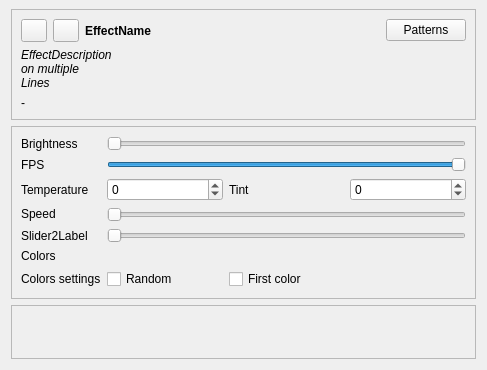
cgytrus/OpenRGBEffectsPlugin, file OpenRGBEffectPage.ui: the form before one commit.
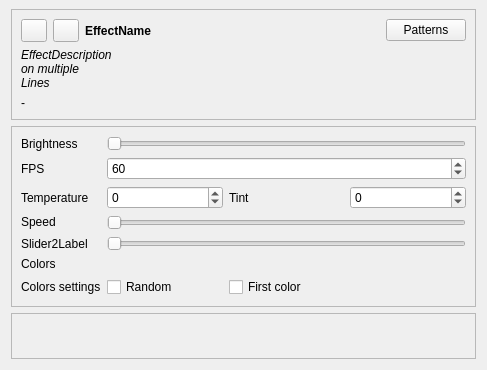
The form after the commit. Custom widgets are drawn as their Qt base class.

Diff of the .ui file:
```diff
--- a/OpenRGBEffectPage.ui
+++ b/OpenRGBEffectPage.ui
@@ -288,19 +288,16 @@
          </widget>
         </item>
         <item row="3" column="1" colspan="3">
-         <widget class="QTooltipedSlider" name="FPS_slider">
+         <widget class="QSpinBox" name="FPS_slider">
           <property name="minimum">
            <number>1</number>
           </property>
           <property name="maximum">
-           <number>60</number>
+           <number>360</number>
           </property>
           <property name="value">
            <number>60</number>
           </property>
-          <property name="orientation">
-           <enum>Qt::Horizontal</enum>
-          </property>
          </widget>
         </item>
         <item row="5" column="1" colspan="3">
```
